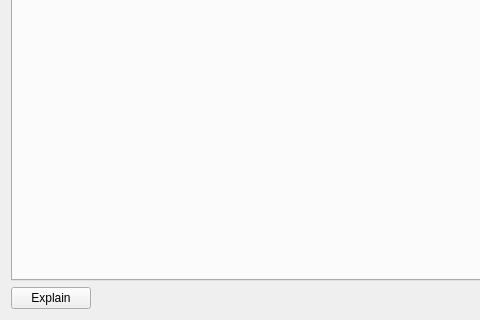
The window that src/qt_gui/scp_form.ui (mavak/linux-track) describes before a commit, drawn with Qt 5; both pictures show x 0 to 480 and y 200 to 520 of the 640 by 520 pixel window.
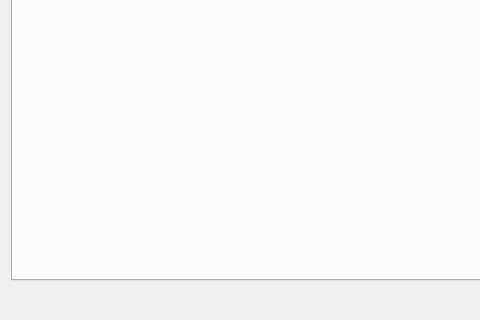
The same window after the commit. Icons and pictures are not drawn.

```diff
--- a/src/qt_gui/scp_form.ui
+++ b/src/qt_gui/scp_form.ui
@@ -57,13 +57,6 @@
    </item>
    <item>
     <layout class="QHBoxLayout" name="horizontalLayout">
-     <item>
-      <widget class="QPushButton" name="SCPExplainButton">
-       <property name="text">
-        <string>Explain</string>
-       </property>
-      </widget>
-     </item>
      <item>
       <spacer name="horizontalSpacer">
        <property name="orientation">
```
Left out of the diff: 8 changed lines with no effect on the pictures.
